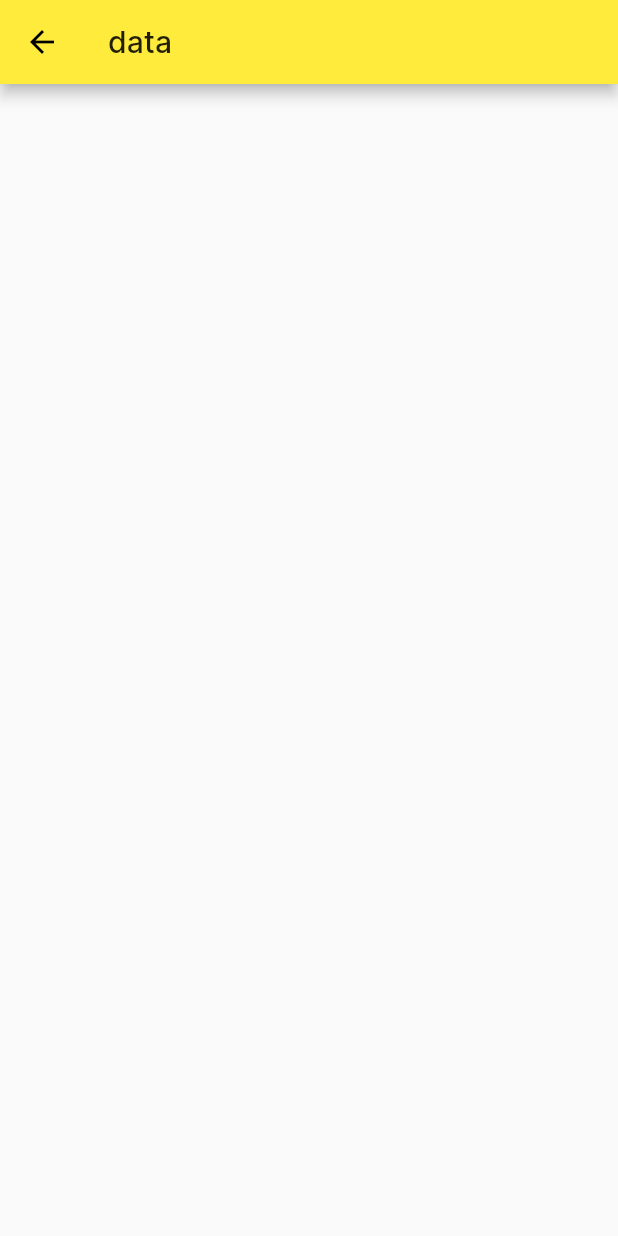
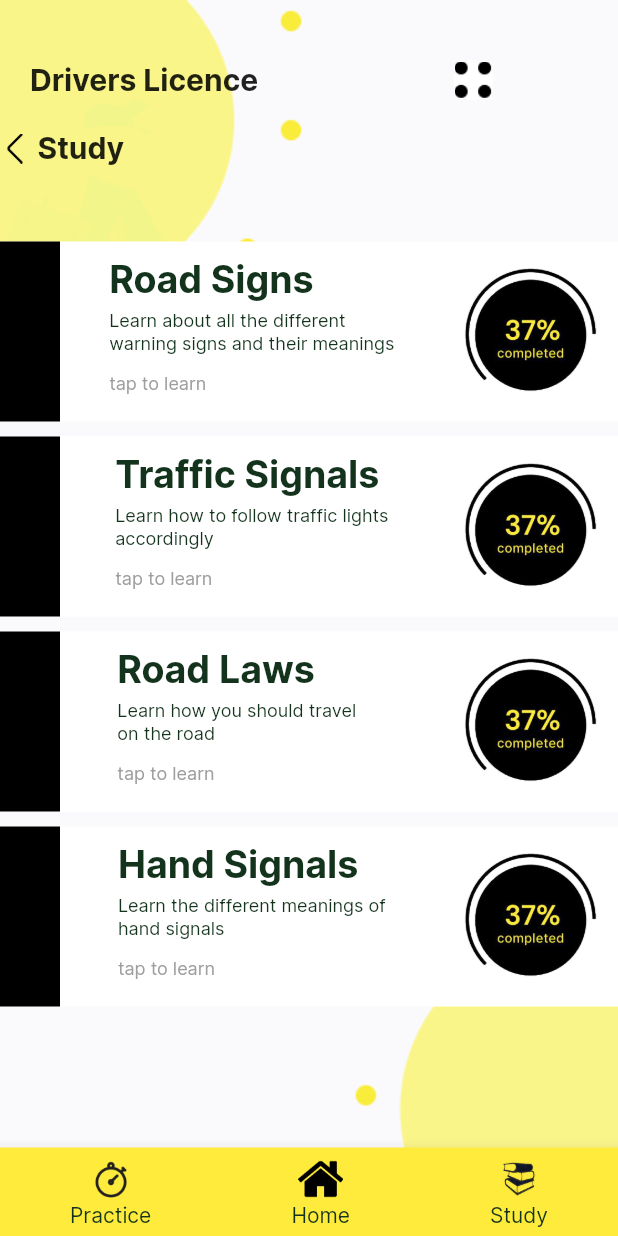
Before and after one commit to adheebshafik/Srilanka_Driving_Exam_App, a Flutter app: the StudyScreen screen opened by its route, on a phone screen of 412 x 824 dp. Run offline on Flutter 3.47's test engine with Material 2 defaults, Android fonts, the light colour scheme and no system bars; our stand-ins replace flutter_calendar_carousel, flutter_svg.

Commit message:
study ui, study section ui and ang extra components

```diff
--- a/lib/screens/dashboard_screen.dart
+++ b/lib/screens/dashboard_screen.dart
@@ -70,7 +70,7 @@ class DashboardScreen extends StatelessWidget {
                     ),
                     GestureDetector(
                       onTap: () => Navigator.of(context)
-                          .pushNamed(ViewScheduleScreen.routeName),
+                          .pushReplacementNamed(ViewScheduleScreen.routeName),
                       child: Container(
                         padding: EdgeInsets.all(10),
                         margin: EdgeInsets.fromLTRB(41, 130, 0, 0),
--- a/lib/screens/study_screen.dart
+++ b/lib/screens/study_screen.dart
@@ -1,3 +1,9 @@
+import 'package:Srilanka_Driving_Exam_App/screens/road_signs_study_screen.dart';
+import 'package:Srilanka_Driving_Exam_App/screens/traffic_signals_study_screen.dart';
+import 'package:Srilanka_Driving_Exam_App/widgets/back_button.dart';
+import 'package:Srilanka_Driving_Exam_App/widgets/bottom_nav_bar.dart';
+import 'package:Srilanka_Driving_Exam_App/widgets/header.dart';
+import 'package:Srilanka_Driving_Exam_App/widgets/study_item.dart';
 import 'package:flutter/material.dart';
 
 class StudyScreen extends StatelessWidget {
@@ -6,9 +12,70 @@ class StudyScreen extends StatelessWidget {
   @override
   Widget build(BuildContext context) {
     return Scaffold(
-      appBar: AppBar(
-        title: Text('data'),
+      body: Container(
+        decoration: BoxDecoration(
+            image: DecorationImage(
+                image: AssetImage("assets/images/BackgroundImage.png"),
+                fit: BoxFit.cover)),
+        child: ListView(
+          children: <Widget>[
+            Column(
+              crossAxisAlignment: CrossAxisAlignment.start,
+              children: <Widget>[
+                Header(),
+                Back_Button(back_button_title: 'Study'),
+                Padding(padding: EdgeInsets.only(top: 50)),
+                GestureDetector(
+                  onTap: () => Navigator.of(context)
+                      .pushNamed(RoadSignsStudyScreen.routeName),
+                  child: StudyItem(
+                    title: 'Road Signs',
+                    subText:
+                        'Learn about all the different\nwarning signs and their meanings',
+                    leftMargin: 10,
+                    rightMargin: 10,
+                  ),
+                ),
+                SizedBox(
+                  height: 10,
+                ),
+                GestureDetector(
+                  onTap: () => Navigator.of(context)
+                      .pushNamed(TrafficSignalsStudyScreen.routeName),
+                  child: StudyItem(
+                    title: 'Traffic Signals',
+                    subText: 'Learn how to follow traffic lights\naccordingly',
+                    leftMargin: 10,
+                    rightMargin: 10,
+                  ),
+                ),
+                SizedBox(
+                  height: 10,
+                ),
+                StudyItem(
+                  title: 'Road Laws',
+                  subText: 'Learn how you should travel\non the road',
+                  leftMargin: 30,
+                  rightMargin: 10,
+                ),
+                SizedBox(
+                  height: 10,
+                ),
+                StudyItem(
+                  title: 'Hand Signals',
+                  subText: 'Learn the different meanings of\nhand signals',
+                  leftMargin: 10,
+                  rightMargin: 10,
+                ),
+                SizedBox(
+                  height: 10,
+                ),
+              ],
+            )
+          ],
+        ),
       ),
+      bottomNavigationBar: BottomNavBar(),
     );
   }
 }
--- a/lib/widgets/search_box.dart
+++ b/lib/widgets/search_box.dart
@@ -2,9 +2,12 @@ import 'package:flutter/material.dart';
 import 'package:flutter_svg/svg.dart';
 
 class SearchBox extends StatelessWidget {
+  final String hint;
+
   const SearchBox({
     Key key,
     this.onChanged,
+    @required this.hint,
   }) : super(key: key);
 
   final ValueChanged onChanged;
@@ -29,7 +32,7 @@ class SearchBox extends StatelessWidget {
                 enabledBorder: InputBorder.none,
                 focusedBorder: InputBorder.none,
                 icon: SvgPicture.asset("assets/images/search.svg"),
-                hintText: 'Type your question',
+                hintText: hint,
                 hintStyle: TextStyle(color: Colors.black26)),
           ),
         )
--- /dev/null
+++ b/lib/widgets/study_item.dart
@@ -0,0 +1,70 @@
+import 'package:flutter/material.dart';
+
+class StudyItem extends StatelessWidget {
+  final String title, subText;
+  final double leftMargin, rightMargin;
+
+  const StudyItem({
+    Key key,
+    @required this.title,
+    @required this.subText,
+    @required this.leftMargin,
+    @required this.rightMargin,
+  }) : super(key: key);
+
+  @override
+  Widget build(BuildContext context) {
+    return Container(
+      height: 120,
+      decoration: BoxDecoration(
+        color: Colors.white,
+      ),
+      // padding: EdgeInsets.only(right: 40),
+      child: Row(
+        mainAxisAlignment: MainAxisAlignment.spaceBetween,
+        children: <Widget>[
+          Container(
+            width: 40,
+            decoration: BoxDecoration(
+              color: Colors.black,
+            ),
+          ),
+          Column(
+            crossAxisAlignment: CrossAxisAlignment.start,
+            children: <Widget>[
+              Padding(padding: EdgeInsets.only(top: 10)),
+              Text(
+                title,
+                style: TextStyle(
+                  fontWeight: FontWeight.bold,
+                  fontSize: 25,
+                ),
+              ),
+              Padding(padding: EdgeInsets.only(top: 5)),
+              Text(
+                subText,
+                style: TextStyle(
+                  fontSize: 12,
+                ),
+              ),
+              Padding(padding: EdgeInsets.only(top: 12)),
+              Text(
+                'tap to learn',
+                style: TextStyle(fontSize: 12, color: Colors.grey),
+              ),
+            ],
+          ),
+          Container(
+            margin: EdgeInsets.only(
+                right: rightMargin, left: leftMargin), //as a paramter
+            child: Image.asset(
+              'assets/images/image 39.png',
+              height: 90,
+              fit: BoxFit.contain,
+            ),
+          ),
+        ],
+      ),
+    );
+  }
+}
```
Also changed, not shown: lib/dummy_data.dart (+12 -0 lines), lib/main.dart (+8 -1 lines), lib/models/road_sign.dart (added, +10 -0 lines), lib/screens/askus_screen.dart (+19 -1 lines), lib/screens/learn_road_signs_screen.dart (added, +92 -0 lines), lib/screens/road_signs_study_screen.dart (added, +70 -0 lines), lib/screens/traffic_signals_study_screen.dart (added, +124 -0 lines), lib/widgets/road_sign_item.dart (added, +45 -0 lines), lib/widgets/road_signs_nav_item.dart (added, +36 -0 lines), lib/widgets/study_section_item.dart (added, +60 -0 lines), assets/images/bar.png (added), assets/images/cal.png (added), assets/images/image 39.png (added), assets/images/image 40.png (added).
